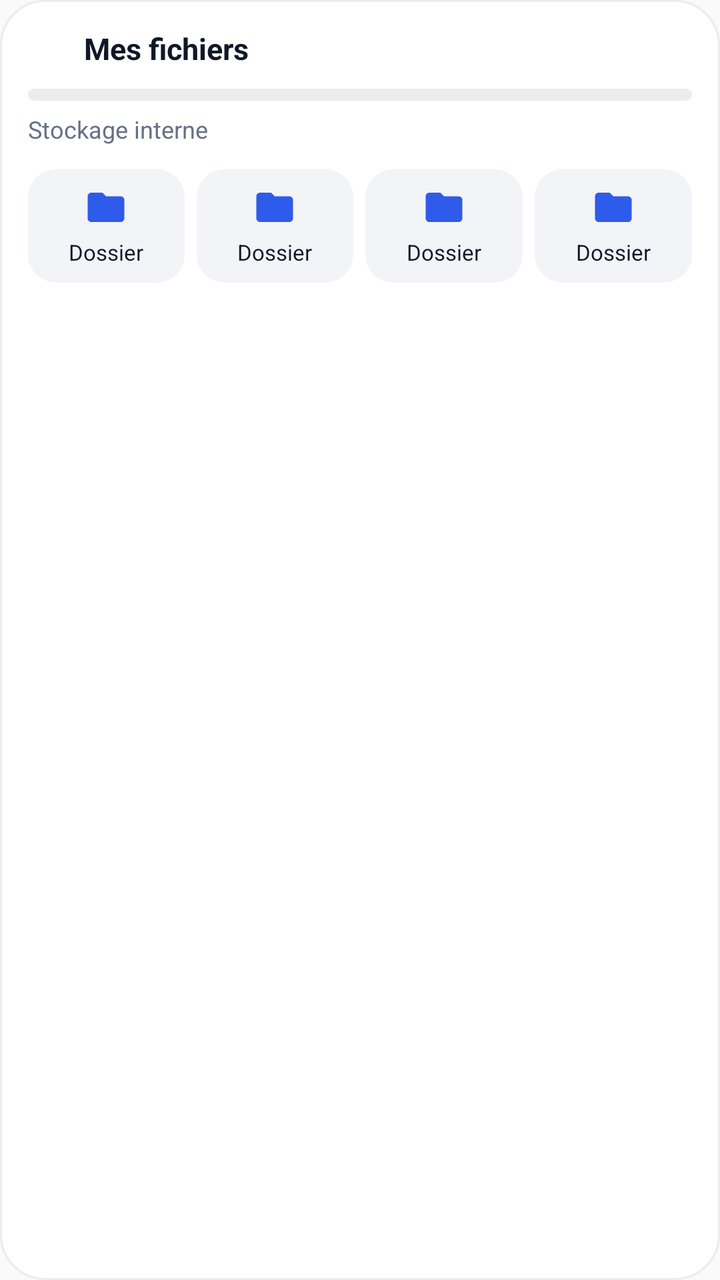
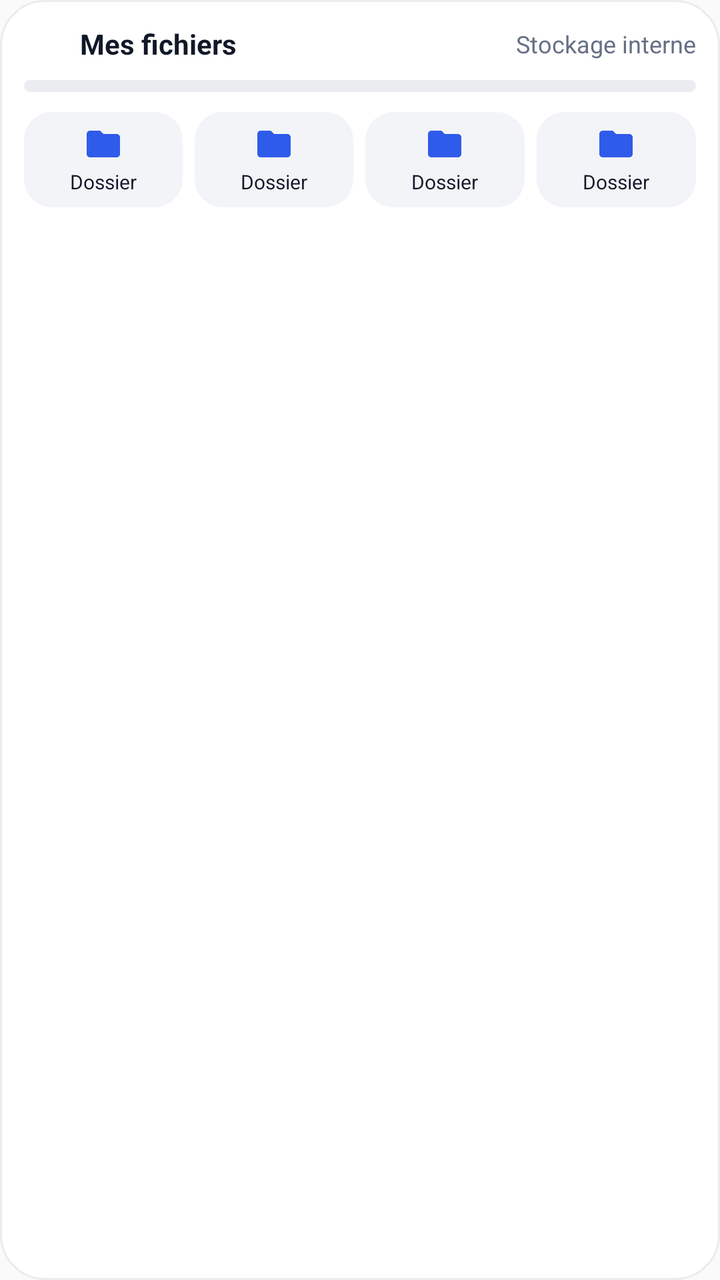

The first picture is an Android layout as it rendered before a commit; the second is the same layout after the commit. The layout source and the unified diff follow.
<!-- AndroidManifest.xml: application theme Theme.Fichiers -->
<!-- res/layout/widget_storage.xml -->
<?xml version="1.0" encoding="utf-8"?>
<LinearLayout xmlns:android="http://schemas.android.com/apk/res/android"
    android:id="@+id/widget_root"
    android:layout_width="match_parent"
    android:layout_height="match_parent"
    android:background="@drawable/widget_background"
    android:orientation="vertical"
    android:padding="14dp">

    <LinearLayout
        android:id="@+id/widget_header"
        android:layout_width="match_parent"
        android:layout_height="wrap_content"
        android:orientation="vertical">

        <LinearLayout
            android:layout_width="match_parent"
            android:layout_height="wrap_content"
            android:gravity="center_vertical"
            android:orientation="horizontal">
            <ImageView
                android:layout_width="20dp"
                android:layout_height="20dp"
                android:contentDescription="@null"
                android:src="@mipmap/ic_launcher" />
            <TextView
                android:id="@+id/widget_free"
                android:layout_width="0dp"
                android:layout_height="wrap_content"
                android:layout_marginStart="8dp"
                android:layout_weight="1"
                android:maxLines="1"
                android:text="Mes fichiers"
                android:textColor="@color/widget_text"
                android:textSize="15sp"
                android:textStyle="bold" />
        </LinearLayout>

        <ProgressBar
            android:id="@+id/widget_progress"
            style="@android:style/Widget.ProgressBar.Horizontal"
            android:layout_width="match_parent"
            android:layout_height="6dp"
            android:layout_marginTop="10dp"
            android:max="100"
            android:progress="0"
            android:progressDrawable="@drawable/widget_progress" />

        <TextView
            android:id="@+id/widget_detail"
            android:layout_width="match_parent"
            android:layout_height="wrap_content"
            android:layout_marginTop="6dp"
            android:maxLines="1"
            android:text="Stockage interne"
            android:textColor="@color/widget_text_secondary"
            android:textSize="12sp" />
    </LinearLayout>

    <LinearLayout
        android:layout_width="match_parent"
        android:layout_height="wrap_content"
        android:layout_marginTop="12dp"
        android:orientation="horizontal">
        <LinearLayout
            android:id="@+id/widget_slot1"
            android:layout_width="0dp"
            android:layout_height="wrap_content"
            android:layout_weight="1"
            android:layout_marginStart="0dp"
            android:background="@drawable/widget_tile"
            android:gravity="center"
            android:orientation="vertical"
            android:paddingTop="8dp"
            android:paddingBottom="8dp"
            android:paddingStart="4dp"
            android:paddingEnd="4dp">
            <ImageView
                android:id="@+id/widget_slot1_icon"
                android:layout_width="22dp"
                android:layout_height="22dp"
                android:contentDescription="@null"
                android:src="@drawable/ic_widget_folder" />
            <TextView
                android:id="@+id/widget_slot1_label"
                android:layout_width="match_parent"
                android:layout_height="wrap_content"
                android:layout_marginTop="4dp"
                android:ellipsize="end"
                android:gravity="center"
                android:maxLines="1"
                android:text="Dossier"
                android:textColor="@color/widget_text"
                android:textSize="11sp" />
        </LinearLayout>
        <LinearLayout
            android:id="@+id/widget_slot2"
            android:layout_width="0dp"
            android:layout_height="wrap_content"
            android:layout_weight="1"
            android:layout_marginStart="6dp"
            android:background="@drawable/widget_tile"
            android:gravity="center"
            android:orientation="vertical"
            android:paddingTop="8dp"
            android:paddingBottom="8dp"
            android:paddingStart="4dp"
            android:paddingEnd="4dp">
            <ImageView
                android:id="@+id/widget_slot2_icon"
                android:layout_width="22dp"
                android:layout_height="22dp"
                android:contentDescription="@null"
                android:src="@drawable/ic_widget_folder" />
            <TextView
                android:id="@+id/widget_slot2_label"
                android:layout_width="match_parent"
                android:layout_height="wrap_content"
                android:layout_marginTop="4dp"
                android:ellipsize="end"
                android:gravity="center"
                android:maxLines="1"
                android:text="Dossier"
                android:textColor="@color/widget_text"
                android:textSize="11sp" />
        </LinearLayout>
        <LinearLayout
            android:id="@+id/widget_slot3"
            android:layout_width="0dp"
            android:layout_height="wrap_content"
            android:layout_weight="1"
            android:layout_marginStart="6dp"
            android:background="@drawable/widget_tile"
            android:gravity="center"
            android:orientation="vertical"
            android:paddingTop="8dp"
            android:paddingBottom="8dp"
            android:paddingStart="4dp"
            android:paddingEnd="4dp">
            <ImageView
                android:id="@+id/widget_slot3_icon"
                android:layout_width="22dp"
                android:layout_height="22dp"
                android:contentDescription="@null"
                android:src="@drawable/ic_widget_folder" />
            <TextView
                android:id="@+id/widget_slot3_label"
                android:layout_width="match_parent"
                android:layout_height="wrap_content"
                android:layout_marginTop="4dp"
                android:ellipsize="end"
                android:gravity="center"
                android:maxLines="1"
                android:text="Dossier"
                android:textColor="@color/widget_text"
                android:textSize="11sp" />
        </LinearLayout>
        <LinearLayout
            android:id="@+id/widget_slot4"
            android:layout_width="0dp"
            android:layout_height="wrap_content"
            android:layout_weight="1"
            android:layout_marginStart="6dp"
            android:background="@drawable/widget_tile"
            android:gravity="center"
            android:orientation="vertical"
            android:paddingTop="8dp"
            android:paddingBottom="8dp"
            android:paddingStart="4dp"
            android:paddingEnd="4dp">
            <ImageView
                android:id="@+id/widget_slot4_icon"
                android:layout_width="22dp"
                android:layout_height="22dp"
                android:contentDescription="@null"
                android:src="@drawable/ic_widget_folder" />
            <TextView
                android:id="@+id/widget_slot4_label"
                android:layout_width="match_parent"
                android:layout_height="wrap_content"
                android:layout_marginTop="4dp"
                android:ellipsize="end"
                android:gravity="center"
                android:maxLines="1"
                android:text="Dossier"
                android:textColor="@color/widget_text"
                android:textSize="11sp" />
        </LinearLayout>
    </LinearLayout>
</LinearLayout>
<!-- resources referenced by this layout -->
<resources>
  <color name="widget_text">#FF101828</color>
  <color name="widget_text_secondary">#FF667085</color>
  <!-- drawable ic_widget_folder (drawable) -->
  <?xml version="1.0" encoding="utf-8"?>
  <vector xmlns:android="http://schemas.android.com/apk/res/android" android:width="24dp" android:height="24dp" android:viewportWidth="24" android:viewportHeight="24">
      <path android:fillColor="@color/widget_accent" android:pathData="M10,4H4c-1.1,0 -1.99,0.9 -1.99,2L2,18c0,1.1 0.9,2 2,2h16c1.1,0 2,-0.9 2,-2V8c0,-1.1 -0.9,-2 -2,-2h-8l-2,-2z" />
  </vector>
  <!-- drawable widget_background (drawable) -->
  <?xml version="1.0" encoding="utf-8"?>
  <shape xmlns:android="http://schemas.android.com/apk/res/android" android:shape="rectangle">
      <solid android:color="@color/widget_bg" />
      <stroke android:width="1dp" android:color="@color/widget_border" />
      <corners android:radius="22dp" />
  </shape>
  <!-- drawable widget_progress (drawable) -->
  <?xml version="1.0" encoding="utf-8"?>
  <layer-list xmlns:android="http://schemas.android.com/apk/res/android">
      <item android:id="@android:id/background">
          <shape><solid android:color="@color/widget_track" /><corners android:radius="4dp" /></shape>
      </item>
      <item android:id="@android:id/progress">
          <clip><shape><solid android:color="@color/widget_accent" /><corners android:radius="4dp" /></shape></clip>
      </item>
  </layer-list>
  <!-- drawable widget_tile (drawable) -->
  <?xml version="1.0" encoding="utf-8"?>
  <shape xmlns:android="http://schemas.android.com/apk/res/android" android:shape="rectangle">
      <solid android:color="@color/widget_tile" />
      <corners android:radius="14dp" />
  </shape>
  <!-- mipmap ic_launcher (mipmap-anydpi-v26) -->
  <?xml version="1.0" encoding="utf-8"?>
  <adaptive-icon xmlns:android="http://schemas.android.com/apk/res/android">
      <background android:drawable="@drawable/ic_launcher_background" />
      <foreground android:drawable="@drawable/ic_launcher_foreground" />
      <monochrome android:drawable="@drawable/ic_launcher_monochrome" />
  </adaptive-icon>
  <style name="Theme.Fichiers" parent="android:Theme.Material.Light.NoActionBar" />
  <color name="widget_accent">#FF2F5BEA</color>
  <color name="widget_bg">#FFFFFFFF</color>
  <color name="widget_border">#FFEAECF0</color>
  <color name="widget_track">#FFEAECF0</color>
  <color name="widget_tile">#FFF2F4F7</color>
  <!-- drawable ic_launcher_background (drawable) -->
  <vector xmlns:android="http://schemas.android.com/apk/res/android"
      xmlns:aapt="http://schemas.android.com/aapt"
      android:width="108dp"
      android:height="108dp"
      android:viewportWidth="108"
      android:viewportHeight="108">
      <path android:pathData="M0,0h108v108h-108z">
          <aapt:attr name="android:fillColor">
              <gradient android:type="linear" android:startX="0" android:startY="0" android:endX="108" android:endY="108">
                  <item android:offset="0" android:color="#FF6A4CFF" />
                  <item android:offset="1" android:color="#FF00B8D9" />
              </gradient>
          </aapt:attr>
      </path>
  </vector>
  <!-- drawable ic_launcher_monochrome (drawable) -->
  <vector xmlns:android="http://schemas.android.com/apk/res/android"
      xmlns:aapt="http://schemas.android.com/aapt"
      android:width="108dp"
      android:height="108dp"
      android:viewportWidth="108"
      android:viewportHeight="108">
      <path android:fillColor="#FFFFFF" android:fillAlpha="0.55" android:pathData="M30,32 h15 a4,4 0 0 1 3.2,1.6 l3.2,4.4 h25.6 a5,5 0 0 1 5,5 v12 h-57 v-18 a5,5 0 0 1 5,-5 z" />
      <path android:fillColor="#FFFFFF" android:pathData="M27,48 h54 a5,5 0 0 1 5,5.4 l-1.8,21 a6,6 0 0 1 -6,5.6 h-48.4 a6,6 0 0 1 -6,-5.6 l-1.8,-21 a5,5 0 0 1 5,-5.4 z" />
  </vector>
  <!-- unchanged entries left out for length: 1 -->
</resources>

<!-- the commit's change to res/layout/widget_storage.xml (unified diff, before → after) -->
@@ -5,7 +5,7 @@
     android:layout_height="match_parent"
     android:background="@drawable/widget_background"
     android:orientation="vertical"
-    android:padding="14dp">
+    android:padding="12dp">
 
     <LinearLayout
         android:id="@+id/widget_header"
@@ -32,8 +32,17 @@
                 android:maxLines="1"
                 android:text="Mes fichiers"
                 android:textColor="@color/widget_text"
-                android:textSize="15sp"
+                android:textSize="14sp"
                 android:textStyle="bold" />
+            <TextView
+                android:id="@+id/widget_detail"
+                android:layout_width="wrap_content"
+                android:layout_height="wrap_content"
+                android:layout_marginStart="8dp"
+                android:maxLines="1"
+                android:text="Stockage interne"
+                android:textColor="@color/widget_text_secondary"
+                android:textSize="12sp" />
         </LinearLayout>
 
         <ProgressBar
@@ -41,26 +50,17 @@
             style="@android:style/Widget.ProgressBar.Horizontal"
             android:layout_width="match_parent"
             android:layout_height="6dp"
-            android:layout_marginTop="10dp"
+            android:layout_marginTop="8dp"
             android:max="100"
             android:progress="0"
             android:progressDrawable="@drawable/widget_progress" />
 
-        <TextView
-            android:id="@+id/widget_detail"
-            android:layout_width="match_parent"
-            android:layout_height="wrap_content"
-            android:layout_marginTop="6dp"
-            android:maxLines="1"
-            android:text="Stockage interne"
-            android:textColor="@color/widget_text_secondary"
-            android:textSize="12sp" />
     </LinearLayout>
 
     <LinearLayout
         android:layout_width="match_parent"
         android:layout_height="wrap_content"
-        android:layout_marginTop="12dp"
+        android:layout_marginTop="10dp"
         android:orientation="horizontal">
         <LinearLayout
             android:id="@+id/widget_slot1"
@@ -71,27 +71,27 @@
             android:background="@drawable/widget_tile"
             android:gravity="center"
             android:orientation="vertical"
-            android:paddingTop="8dp"
-            android:paddingBottom="8dp"
+            android:paddingTop="6dp"
+            android:paddingBottom="6dp"
             android:paddingStart="4dp"
             android:paddingEnd="4dp">
             <ImageView
                 android:id="@+id/widget_slot1_icon"
-                android:layout_width="22dp"
-                android:layout_height="22dp"
+                android:layout_width="20dp"
+                android:layout_height="20dp"
                 android:contentDescription="@null"
                 android:src="@drawable/ic_widget_folder" />
             <TextView
                 android:id="@+id/widget_slot1_label"
                 android:layout_width="match_parent"
                 android:layout_height="wrap_content"
-                android:layout_marginTop="4dp"
+                android:layout_marginTop="2dp"
                 android:ellipsize="end"
                 android:gravity="center"
                 android:maxLines="1"
                 android:text="Dossier"
                 android:textColor="@color/widget_text"
-                android:textSize="11sp" />
+                android:textSize="10sp" />
         </LinearLayout>
         <LinearLayout
             android:id="@+id/widget_slot2"
@@ -102,27 +102,27 @@
             android:background="@drawable/widget_tile"
             android:gravity="center"
             android:orientation="vertical"
-            android:paddingTop="8dp"
-            android:paddingBottom="8dp"
+            android:paddingTop="6dp"
+            android:paddingBottom="6dp"
             android:paddingStart="4dp"
             android:paddingEnd="4dp">
             <ImageView
                 android:id="@+id/widget_slot2_icon"
-                android:layout_width="22dp"
-                android:layout_height="22dp"
+                android:layout_width="20dp"
+                android:layout_height="20dp"
                 android:contentDescription="@null"
                 android:src="@drawable/ic_widget_folder" />
             <TextView
                 android:id="@+id/widget_slot2_label"
                 android:layout_width="match_parent"
                 android:layout_height="wrap_content"
-                android:layout_marginTop="4dp"
+                android:layout_marginTop="2dp"
                 android:ellipsize="end"
                 android:gravity="center"
                 android:maxLines="1"
                 android:text="Dossier"
                 android:textColor="@color/widget_text"
-                android:textSize="11sp" />
+                android:textSize="10sp" />
         </LinearLayout>
         <LinearLayout
             android:id="@+id/widget_slot3"
@@ -133,27 +133,27 @@
             android:background="@drawable/widget_tile"
             android:gravity="center"
             android:orientation="vertical"
-            android:paddingTop="8dp"
-            android:paddingBottom="8dp"
+            android:paddingTop="6dp"
+            android:paddingBottom="6dp"
             android:paddingStart="4dp"
             android:paddingEnd="4dp">
             <ImageView
                 android:id="@+id/widget_slot3_icon"
-                android:layout_width="22dp"
-                android:layout_height="22dp"
+                android:layout_width="20dp"
+                android:layout_height="20dp"
                 android:contentDescription="@null"
                 android:src="@drawable/ic_widget_folder" />
             <TextView
                 android:id="@+id/widget_slot3_label"
                 android:layout_width="match_parent"
                 android:layout_height="wrap_content"
-                android:layout_marginTop="4dp"
+                android:layout_marginTop="2dp"
                 android:ellipsize="end"
                 android:gravity="center"
                 android:maxLines="1"
                 android:text="Dossier"
                 android:textColor="@color/widget_text"
-                android:textSize="11sp" />
+                android:textSize="10sp" />
         </LinearLayout>
         <LinearLayout
             android:id="@+id/widget_slot4"
@@ -164,27 +164,27 @@
             android:background="@drawable/widget_tile"
             android:gravity="center"
             android:orientation="vertical"
-            android:paddingTop="8dp"
-            android:paddingBottom="8dp"
+            android:paddingTop="6dp"
+            android:paddingBottom="6dp"
             android:paddingStart="4dp"
             android:paddingEnd="4dp">
             <ImageView
                 android:id="@+id/widget_slot4_icon"
-                android:layout_width="22dp"
-                android:layout_height="22dp"
+                android:layout_width="20dp"
+                android:layout_height="20dp"
                 android:contentDescription="@null"
                 android:src="@drawable/ic_widget_folder" />
             <TextView
                 android:id="@+id/widget_slot4_label"
                 android:layout_width="match_parent"
                 android:layout_height="wrap_content"
-                android:layout_marginTop="4dp"
+                android:layout_marginTop="2dp"
                 android:ellipsize="end"
                 android:gravity="center"
                 android:maxLines="1"
                 android:text="Dossier"
                 android:textColor="@color/widget_text"
-                android:textSize="11sp" />
+                android:textSize="10sp" />
         </LinearLayout>
     </LinearLayout>
 </LinearLayout>
